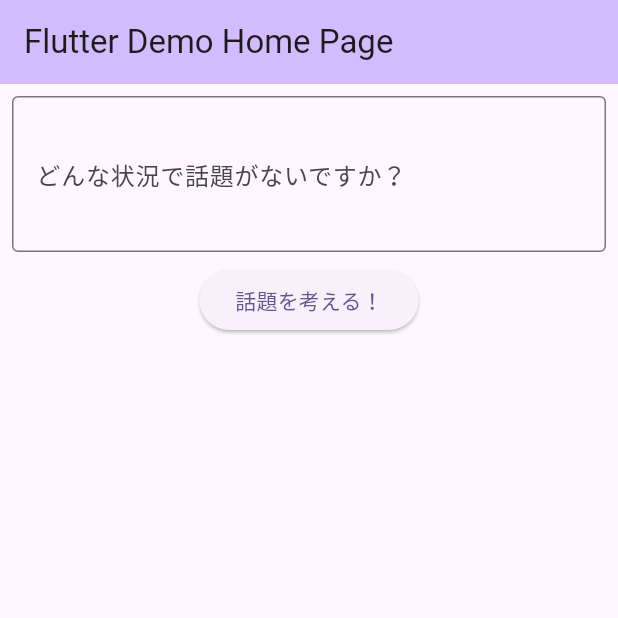
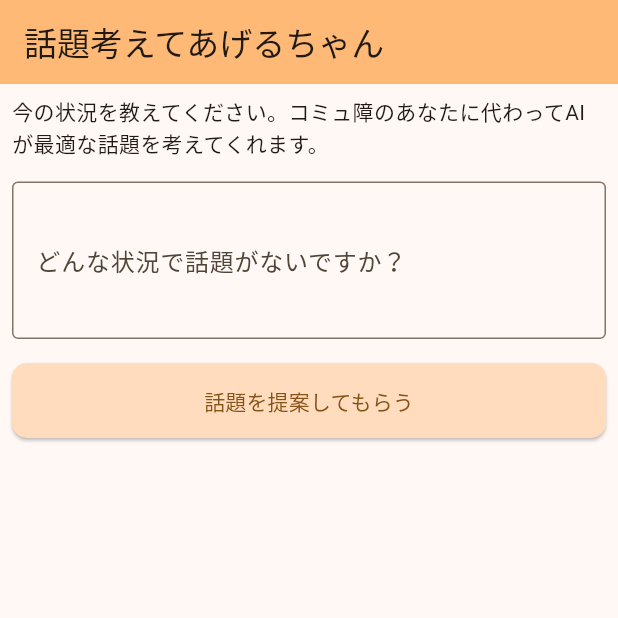
Before and after one commit to ktakahiro150397/get-your-topic, a Flutter app: the screen it shows after launch, on a phone screen of 412 x 824 dp, the top half of it. Run offline on Flutter 3.47's test engine with Material 3 defaults, Android fonts, the phone set to English and light mode, and no system bars; missing offline and left inert: dart:ffi; Roboto replaces fonts that are missing (MPlus1P).

Commit message:
フロント部分なんとなくいい感じ

```diff
--- /dev/null
+++ b/frontend_getyourtopic/lib/component/primary_button_loadable.dart
@@ -0,0 +1,61 @@
+import 'package:flutter/material.dart';
+
+class PrimaryButtonLoadable extends StatefulWidget {
+  const PrimaryButtonLoadable({
+    super.key,
+    required this.title,
+    this.onPressed,
+    this.width,
+    this.height,
+    this.hintText,
+    this.isLoading = false,
+    this.loadingWidget,
+  });
+
+  final String title;
+  final double? width;
+  final double? height;
+  final String? hintText;
+  final void Function()? onPressed;
+
+  final bool isLoading;
+  final Widget? loadingWidget;
+
+  @override
+  State<PrimaryButtonLoadable> createState() => _PrimaryButtonLoadable();
+}
+
+class _PrimaryButtonLoadable extends State<PrimaryButtonLoadable> {
+  Widget? buttonChild;
+
+  Widget getButtonChild() {
+    if (!widget.isLoading) {
+      return Text(widget.title);
+    } else {
+      return widget.loadingWidget ?? const CircularProgressIndicator();
+    }
+  }
+
+  @override
+  void initState() {
+    super.initState();
+  }
+
+  @override
+  Widget build(BuildContext context) {
+    return SizedBox(
+      width: widget.width ?? double.infinity,
+      height: widget.height ?? 50,
+      child: ElevatedButton(
+        style: ElevatedButton.styleFrom(
+            backgroundColor: Theme.of(context).colorScheme.primaryContainer,
+            foregroundColor: Theme.of(context).colorScheme.primary,
+            shape: RoundedRectangleBorder(
+              borderRadius: BorderRadius.circular(10),
+            )),
+        onPressed: widget.onPressed,
+        child: getButtonChild(),
+      ),
+    );
+  }
+}
--- a/frontend_getyourtopic/lib/main.dart
+++ b/frontend_getyourtopic/lib/main.dart
@@ -1,6 +1,11 @@
 import 'dart:ffi';
 
 import 'package:flutter/material.dart';
+import 'package:frontend_getyourtopic/component/primary_button.dart';
+import 'package:frontend_getyourtopic/component/primary_button_loadable.dart';
+import 'package:frontend_getyourtopic/component/topic_result.dart';
+import 'package:frontend_getyourtopic/repository/get_topic_repository.dart';
+import 'package:frontend_getyourtopic/repository/get_topic_repository_test.dart';
 
 void main() {
   runApp(const MyApp());
@@ -15,27 +20,17 @@ class MyApp extends StatelessWidget {
     return MaterialApp(
       title: 'Get Your Topic!',
       theme: ThemeData(
-        colorScheme: ColorScheme.fromSeed(seedColor: Colors.deepPurple),
+        colorScheme: ColorScheme.fromSeed(seedColor: Colors.orange),
         useMaterial3: true,
         fontFamily: "MPlus1P",
       ),
-      home: const MyHomePage(title: 'Flutter Demo Home Page'),
+      home: const MyHomePage(title: '話題考えてあげるちゃん'),
     );
   }
 }
 
 class MyHomePage extends StatefulWidget {
   const MyHomePage({super.key, required this.title});
-
-  // This widget is the home page of your application. It is stateful, meaning
-  // that it has a State object (defined below) that contains fields that affect
-  // how it looks.
-
-  // This class is the configuration for the state. It holds the values (in this
-  // case the title) provided by the parent (in this case the App widget) and
-  // used by the build method of the State. Fields in a Widget subclass are
-  // always marked "final".
-
   final String title;
 
   @override
@@ -44,10 +39,16 @@ class MyHomePage extends StatefulWidget {
 
 class _MyHomePageState extends State<MyHomePage> {
   final promptController = TextEditingController();
+  late final GetTopicRepository topicRepo;
+
+  TopicResult topicResult = const TopicResult();
+  String topicResponse = "";
+  bool isLoading = false;
 
   @override
   void initState() {
     super.initState();
+    topicRepo = GetTopicRepositoryTest();
   }
 
   @override
@@ -61,20 +62,56 @@ class _MyHomePageState extends State<MyHomePage> {
         child: Padding(
           padding: const EdgeInsets.all(8.0),
           child: Column(
+            crossAxisAlignment: CrossAxisAlignment.start,
             children: [
+              const Text("今の状況を教えてください。コミュ障のあなたに代わってAIが最適な話題を考えてくれます。"),
+              const SizedBox(height: 16),
               TextField(
                 controller: promptController,
                 maxLines: 3,
                 textAlignVertical: TextAlignVertical.bottom,
                 decoration: const InputDecoration(
                     labelText: 'どんな状況で話題がないですか？',
-                    hintText: "上司と2人でビジネス街を歩いている。周りは人通りが少なく、駐車場くらいしかない。",
+                    hintText:
+                        "(入力例)上司と2人でビジネス街を歩いている。\n周りは人通りが少なく、駐車場くらいしかない。\n最近仕事でミスったのでちょっと気まずい。",
                     border: OutlineInputBorder()),
               ),
-              const SizedBox(height: 8),
-              ElevatedButton(
-                child: const Text('話題を考える！'),
-                onPressed: () {},
+              const SizedBox(height: 16),
+              PrimaryButtonLoadable(
+                isLoading: isLoading,
+                loadingWidget: const Row(
+                  mainAxisAlignment: MainAxisAlignment.center,
+                  children: [
+                    SizedBox(
+                      width: 20,
+                      height: 20,
+                      child: CircularProgressIndicator(),
+                    ),
+                    SizedBox(width: 8),
+                    Text("話題を考えています..."),
+                  ],
+                ),
+                title: "話題を提案してもらう",
+                height: 50,
+                onPressed: () async {
+                  setState(() {
+                    isLoading = true;
+                  });
+                  final response =
+                      await topicRepo.getTopic(promptController.text);
+
+                  setState(() {
+                    isLoading = false;
+                    topicResponse = response;
+                  });
+                },
+              ),
+              const SizedBox(
+                height: 8,
+              ),
+              TopicResult(
+                isLoading: false,
+                result: topicResponse,
               ),
             ],
           ),
--- /dev/null
+++ b/frontend_getyourtopic/lib/repository/get_topic_repository.dart
@@ -0,0 +1,3 @@
+abstract class GetTopicRepository {
+  Future<String> getTopic(String prompt);
+}
```
Also changed, not shown: frontend_getyourtopic/lib/component/primary_button.dart (+32 -4 lines), frontend_getyourtopic/lib/component/topic_result.dart (added, +26 -0 lines), frontend_getyourtopic/lib/repository/get_topic_repository_test.dart (added, +9 -0 lines).
